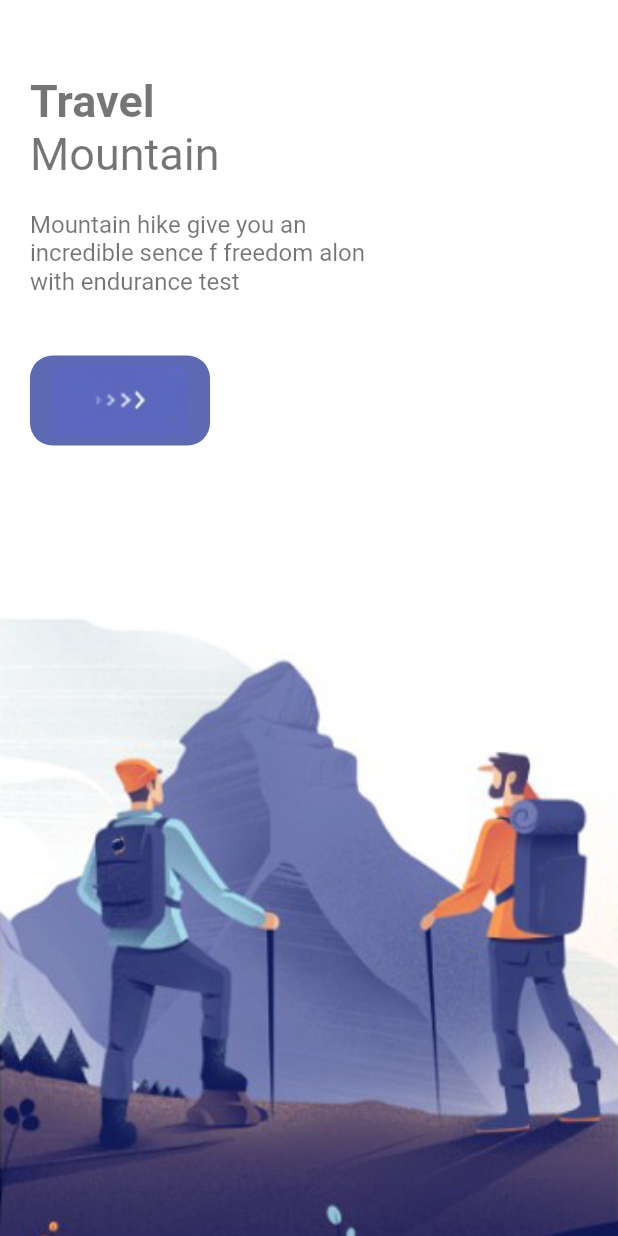
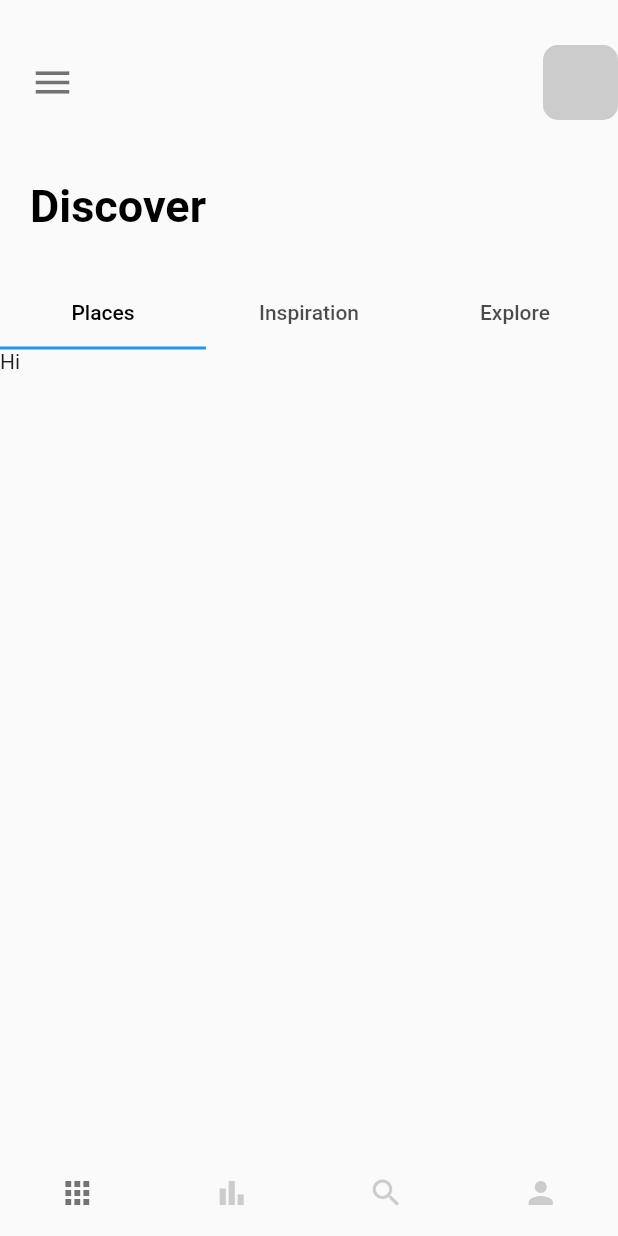
Before and after one commit to Datsede04/travel_app, a Flutter app: the screen it shows after launch, on a phone screen of 412 x 824 dp. Run offline on Flutter 3.47's test engine with Material 2 defaults, Android fonts, the phone set to English and light mode, and no system bars.

Commit message:
pages added

```diff
--- a/lib/main.dart
+++ b/lib/main.dart
@@ -1,4 +1,5 @@
 import 'package:flutter/material.dart';
+import 'package:travel_app/pages/nav_pages/main_page.dart';
 import 'package:travel_app/pages/welcome_page.dart';
 
 void main() {
@@ -17,6 +18,6 @@ class MyApp extends StatelessWidget {
         theme: ThemeData(
           primarySwatch: Colors.blue,
         ),
-        home: const WelcomPage());
+        home: const MainPage());
   }
 }
--- /dev/null
+++ b/lib/pages/nav_pages/bar_item_page.dart
@@ -0,0 +1,16 @@
+import 'package:flutter/material.dart';
+import 'package:flutter/src/foundation/key.dart';
+import 'package:flutter/src/widgets/framework.dart';
+
+class BarItemPage extends StatelessWidget {
+  const BarItemPage({Key? key}) : super(key: key);
+
+  @override
+  Widget build(BuildContext context) {
+    return const Scaffold(
+      body: Center(
+        child: Text("Hello"),
+      ),
+    );
+  }
+}
--- /dev/null
+++ b/lib/pages/nav_pages/home_page.dart
@@ -0,0 +1,72 @@
+import 'package:flutter/cupertino.dart';
+import 'package:flutter/material.dart';
+import 'package:flutter/src/foundation/key.dart';
+import 'package:flutter/src/widgets/framework.dart';
+import 'package:travel_app/widgets/text.dart';
+
+class HomePage extends StatefulWidget {
+  const HomePage({Key? key}) : super(key: key);
+
+  @override
+  State<HomePage> createState() => _HomePageState();
+}
+
+class _HomePageState extends State<HomePage> with TickerProviderStateMixin {
+  @override
+  Widget build(BuildContext context) {
+    TabController _tabController = TabController(length: 3, vsync: this);
+
+    return Scaffold(
+      body: Column(crossAxisAlignment: CrossAxisAlignment.start, children: [
+        Container(
+          padding: const EdgeInsets.only(top: 30, left: 20),
+          child: Row(
+            children: [
+              const Icon(Icons.menu, size: 30, color: Colors.black54),
+              Expanded(child: Container()),
+              Container(
+                  width: 50,
+                  height: 50,
+                  decoration: BoxDecoration(
+                      borderRadius: BorderRadius.circular(10),
+                      color: Colors.grey.withOpacity(0.5))),
+            ],
+          ),
+        ),
+        const SizedBox(height: 40),
+        Container(
+          margin: const EdgeInsets.only(left: 20),
+          child: AppText(
+            text: "Discover",
+            color: Colors.black,
+            size: 30,
+            fontWeight: FontWeight.bold,
+          ),
+        ),
+        const SizedBox(height: 30),
+        Container(
+            width: double.maxFinite,
+            child: TabBar(
+                controller: _tabController,
+                labelColor: Colors.black,
+                tabs: [
+                  Tab(text: "Places"),
+                  Tab(text: "Inspiration"),
+                  Tab(text: "Explore")
+                ])),
+        Container(
+          height: 300,
+          width: double.maxFinite,
+          child: TabBarView(
+            controller: _tabController,
+            children: [
+              Text("Hi"),
+              Text("There"),
+              Text("Bye"),
+            ],
+          ),
+        )
+      ]),
+    );
+  }
+}
--- /dev/null
+++ b/lib/pages/nav_pages/main_page.dart
@@ -0,0 +1,60 @@
+import 'package:flutter/material.dart';
+import 'package:flutter/src/foundation/key.dart';
+import 'package:flutter/src/widgets/framework.dart';
+import 'package:travel_app/misc/colors.dart';
+import 'package:travel_app/pages/nav_pages/bar_item_page.dart';
+import 'package:travel_app/pages/nav_pages/home_page.dart';
+import 'package:travel_app/pages/nav_pages/my_page.dart';
+import 'package:travel_app/pages/nav_pages/search_page.dart';
+
+class MainPage extends StatefulWidget {
+  const MainPage({Key? key}) : super(key: key);
+
+  @override
+  State<MainPage> createState() => _MainPageState();
+}
+
+class _MainPageState extends State<MainPage> {
+  List Pages = [
+    HomePage(),
+    BarItemPage(),
+    SearchPage(),
+    MyPage(),
+  ];
+
+  int currentIndex = 0;
+  void onTap(int index) {
+    setState(() {
+      currentIndex = index;
+    });
+  }
+
+  @override
+  Widget build(BuildContext context) {
+    return Scaffold(
+      body: Pages[0],
+      bottomNavigationBar: BottomNavigationBar(
+        type: BottomNavigationBarType.fixed,
+        unselectedFontSize: 0,
+        selectedFontSize: 0,
+        onTap: onTap,
+        currentIndex: currentIndex,
+        selectedItemColor: Colors.black54,
+        unselectedItemColor: Colors.grey.withOpacity(0.5),
+        showUnselectedLabels: false,
+        showSelectedLabels: false,
+        elevation: 0,
+        items: const <BottomNavigationBarItem>[
+          BottomNavigationBarItem(
+            label: "Home",
+            icon: Icon(Icons.apps),
+          ),
+          BottomNavigationBarItem(
+              label: "Bar", icon: Icon(Icons.bar_chart_sharp)),
+          BottomNavigationBarItem(label: "Search", icon: Icon(Icons.search)),
+          BottomNavigationBarItem(label: "Profile", icon: Icon(Icons.person))
+        ],
+      ),
+    );
+  }
+}
--- /dev/null
+++ b/lib/pages/nav_pages/my_page.dart
@@ -0,0 +1,14 @@
+import 'package:flutter/material.dart';
+import 'package:flutter/src/foundation/key.dart';
+import 'package:flutter/src/widgets/framework.dart';
+
+class MyPage extends StatelessWidget {
+  const MyPage({Key? key}) : super(key: key);
+
+  @override
+  Widget build(BuildContext context) {
+    return Scaffold(
+      body: Center(child: Text("My page page")),
+    );
+  }
+}
--- /dev/null
+++ b/lib/pages/nav_pages/search_page.dart
@@ -0,0 +1,14 @@
+import 'package:flutter/material.dart';
+import 'package:flutter/src/foundation/key.dart';
+import 'package:flutter/src/widgets/framework.dart';
+
+class SearchPage extends StatelessWidget {
+  const SearchPage({Key? key}) : super(key: key);
+
+  @override
+  Widget build(BuildContext context) {
+    return Scaffold(
+      body: Center(child: Text("seearch page")),
+    );
+  }
+}
--- a/lib/pages/welcome_page.dart
+++ b/lib/pages/welcome_page.dart
@@ -35,6 +35,7 @@ class _WelcomPageState extends State<WelcomPage> {
               child: Container(
                 margin: const EdgeInsets.only(top: 50, left: 20, right: 20),
                 child: Row(
+                  mainAxisAlignment: MainAxisAlignment.spaceBetween,
                   children: [
                     Column(
                       crossAxisAlignment: CrossAxisAlignment.start,
@@ -61,6 +62,21 @@ class _WelcomPageState extends State<WelcomPage> {
                         CustomButton(width: 120)
                       ],
                     ),
+                    Column(
+                      children: List.generate(3, (indexDots) {
+                        return Container(
+                          margin: const EdgeInsets.only(bottom: 2),
+                          width: 8,
+                          height: index == indexDots ? 25 : 8,
+                          decoration: BoxDecoration(
+                            borderRadius: BorderRadius.circular(8),
+                            color: index == indexDots
+                                ? AppColors.mainColor
+                                : AppColors.mainColor.withOpacity(0.7),
+                          ),
+                        );
+                      }),
+                    ),
                   ],
                 ),
               ),
```
